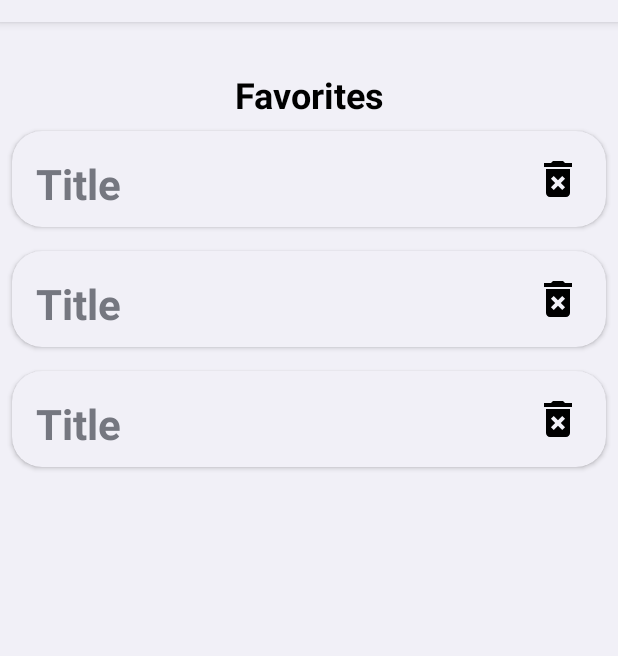
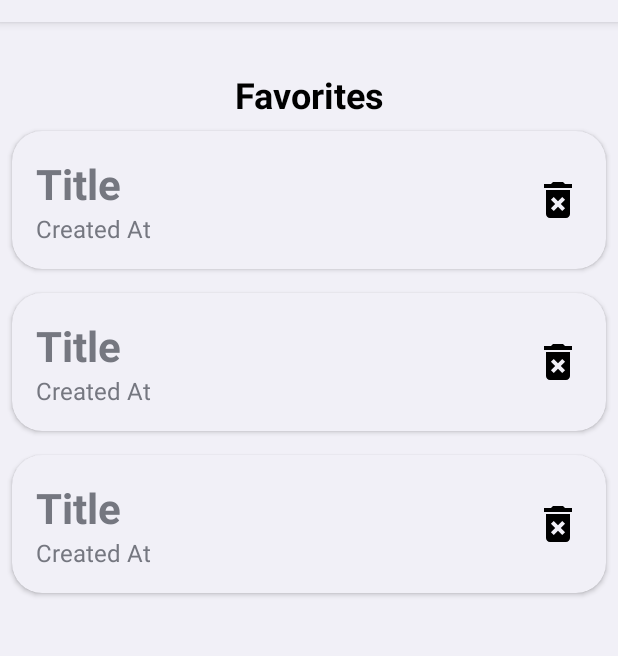
Before and after one commit to JunJaBoy/Android-Movie_Application, an Android app: the layout fragment_mypage.xml on its own in the app's theme, with its tools: preview values and no code run, on a phone screen of 412 x 824 dp, the part 62-718 px from its top. Run offline under Robolectric (Android 15) with nearby library versions, the phone set to English and light mode, and no system bars.

Commit message:
feat :: item favorite createdAt

```diff
--- a/app/src/main/res/layout/item_mypage_favorite.xml
+++ b/app/src/main/res/layout/item_mypage_favorite.xml
@@ -14,18 +14,32 @@
             android:layout_height="wrap_content"
             android:padding="16dp">
 
-            <TextView
-                android:id="@+id/tv_mypage_item_title"
+            <LinearLayout
                 android:layout_width="0dp"
-                android:layout_height="0dp"
-                android:gravity="start"
-                android:textSize="28sp"
-                android:textStyle="bold"
+                android:layout_height="wrap_content"
+                android:orientation="vertical"
                 app:layout_constraintBottom_toBottomOf="parent"
                 app:layout_constraintEnd_toStartOf="@id/btn_mypage_item_delete_favorite"
                 app:layout_constraintStart_toStartOf="parent"
-                app:layout_constraintTop_toTopOf="parent"
-                tools:text="Title" />
+                app:layout_constraintTop_toTopOf="parent">
+
+                <TextView
+                    android:id="@+id/tv_mypage_item_title"
+                    android:layout_width="match_parent"
+                    android:layout_height="wrap_content"
+                    android:gravity="start"
+                    android:textSize="28sp"
+                    android:textStyle="bold"
+                    tools:text="Title" />
+
+                <TextView
+                    android:id="@+id/tv_mypage_item_created_at"
+                    android:layout_width="match_parent"
+                    android:layout_height="wrap_content"
+                    android:gravity="start"
+                    android:textSize="16sp"
+                    tools:text="Created At" />
+            </LinearLayout>
 
             <ImageView
                 android:id="@+id/btn_mypage_item_delete_favorite"
```
